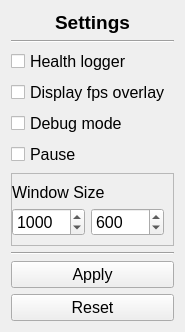
Old version of the form ui/settings_window.ui in the repository kpdudek/PhysicsSim.
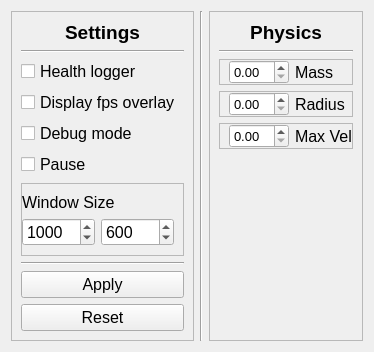
New version of the form.

Commit message: Resizing world and setting up for C collision checking implementation

Diff of the .ui file:
```diff
--- a/ui/settings_window.ui
+++ b/ui/settings_window.ui
@@ -6,14 +6,222 @@
    <rect>
     <x>0</x>
     <y>0</y>
-    <width>179</width>
-    <height>317</height>
+    <width>364</width>
+    <height>337</height>
    </rect>
   </property>
   <property name="windowTitle">
    <string>Form</string>
   </property>
-  <layout class="QVBoxLayout" name="verticalLayout">
+  <layout class="QGridLayout" name="gridLayout_2">
+   <item row="1" column="3">
+    <widget class="QFrame" name="frame_3">
+     <property name="frameShape">
+      <enum>QFrame::StyledPanel</enum>
+     </property>
+     <property name="frameShadow">
+      <enum>QFrame::Raised</enum>
+     </property>
+     <layout class="QVBoxLayout" name="verticalLayout_3">
+      <item>
+       <widget class="QLabel" name="label_3">
+        <property name="maximumSize">
+         <size>
+          <width>16777215</width>
+          <height>30</height>
+         </size>
+        </property>
+        <property name="font">
+         <font>
+          <pointsize>14</pointsize>
+          <weight>75</weight>
+          <bold>true</bold>
+         </font>
+        </property>
+        <property name="text">
+         <string>Physics</string>
+        </property>
+        <property name="alignment">
+         <set>Qt::AlignBottom|Qt::AlignHCenter</set>
+        </property>
+       </widget>
+      </item>
+      <item>
+       <widget class="Line" name="line_3">
+        <property name="orientation">
+         <enum>Qt::Horizontal</enum>
+        </property>
+       </widget>
+      </item>
+      <item>
+       <widget class="QFrame" name="frame_4">
+        <property name="maximumSize">
+         <size>
+          <width>16777215</width>
+          <height>40</height>
+         </size>
+        </property>
+        <property name="frameShape">
+         <enum>QFrame::StyledPanel</enum>
+        </property>
+        <property name="frameShadow">
+         <enum>QFrame::Raised</enum>
+        </property>
+        <layout class="QHBoxLayout" name="horizontalLayout">
+         <property name="topMargin">
+          <number>0</number>
+         </property>
+         <property name="rightMargin">
+          <number>0</number>
+         </property>
+         <property name="bottomMargin">
+          <number>0</number>
+         </property>
+         <item>
+          <widget class="QDoubleSpinBox" name="doubleSpinBox">
+           <property name="font">
+            <font>
+             <pointsize>10</pointsize>
+            </font>
+           </property>
+          </widget>
+         </item>
+         <item>
+          <widget class="QLabel" name="label_4">
+           <property name="font">
+            <font>
+             <pointsize>12</pointsize>
+            </font>
+           </property>
+           <property name="text">
+            <string>Mass</string>
+           </property>
+          </widget>
+         </item>
+        </layout>
+       </widget>
+      </item>
+      <item>
+       <widget class="QFrame" name="frame_5">
+        <property name="maximumSize">
+         <size>
+          <width>16777215</width>
+          <height>40</height>
+         </size>
+        </property>
+        <property name="frameShape">
+         <enum>QFrame::StyledPanel</enum>
+        </property>
+        <property name="frameShadow">
+         <enum>QFrame::Raised</enum>
+        </property>
+        <layout class="QHBoxLayout" name="horizontalLayout_2">
+         <property name="topMargin">
+          <number>0</number>
+         </property>
+         <property name="rightMargin">
+          <number>0</number>
+         </property>
+         <property name="bottomMargin">
+          <number>0</number>
+         </property>
+         <item>
+          <widget class="QDoubleSpinBox" name="doubleSpinBox_2">
+           <property name="font">
+            <font>
+             <pointsize>10</pointsize>
+            </font>
+           </property>
+          </widget>
+         </item>
+         <item>
+          <widget class="QLabel" name="label_5">
+           <property name="font">
+            <font>
+             <pointsize>12</pointsize>
+            </font>
+           </property>
+           <property name="text">
+            <string>Radius</string>
+           </property>
+          </widget>
+         </item>
+        </layout>
+       </widget>
+      </item>
+      <item>
+       <widget class="QFrame" name="frame_6">
+        <property name="maximumSize">
+         <size>
+          <width>16777215</width>
+          <height>40</height>
+         </size>
+        </property>
+        <property name="frameShape">
+         <enum>QFrame::StyledPanel</enum>
+        </property>
+        <property name="frameShadow">
+         <enum>QFrame::Raised</enum>
+        </property>
+        <layout class="QHBoxLayout" name="horizontalLayout_3">
+         <property name="topMargin">
+          <number>0</number>
+         </property>
+         <property name="rightMargin">
+          <number>0</number>
+         </property>
+         <property name="bottomMargin">
+          <number>0</number>
+         </property>
+         <item>
+          <widget class="QDoubleSpinBox" name="doubleSpinBox_3">
+           <property name="font">
+            <font>
+             <pointsize>10</pointsize>
+            </font>
+           </property>
+          </widget>
+         </item>
+         <item>
+          <widget class="QLabel" name="label_6">
+           <property name="font">
+            <font>
+             <pointsize>12</pointsize>
+            </font>
+           </property>
+           <property name="text">
+            <string>Max Vel</string>
+           </property>
+          </widget>
+         </item>
+        </layout>
+       </widget>
+      </item>
+      <item>
+       <spacer name="verticalSpacer">
+        <property name="orientation">
+         <enum>Qt::Vertical</enum>
+        </property>
+        <property name="sizeHint" stdset="0">
+         <size>
+          <width>20</width>
+          <height>40</height>
+         </size>
+        </property>
+       </spacer>
+      </item>
+     </layout>
+    </widget>
+   </item>
+   <item row="1" column="1">
+    <widget class="QFrame" name="frame_2">
+     <property name="frameShape">
+      <enum>QFrame::StyledPanel</enum>
+     </property>
+     <property name="frameShadow">
+      <enum>QFrame::Raised</enum>
+     </property>
+     <layout class="QVBoxLayout" name="verticalLayout_2">
    <item>
     <widget class="QLabel" name="label">
      <property name="maximumSize">
@@ -195,6 +403,16 @@
      </property>
      <property name="text">
       <string>Reset</string>
+        </property>
+       </widget>
+      </item>
+     </layout>
+    </widget>
+   </item>
+   <item row="1" column="2">
+    <widget class="Line" name="line_4">
+     <property name="orientation">
+      <enum>Qt::Vertical</enum>
      </property>
     </widget>
    </item>
```
Lines whose indentation alone changed are shown as unchanged. The commit also changes 11 other files.
